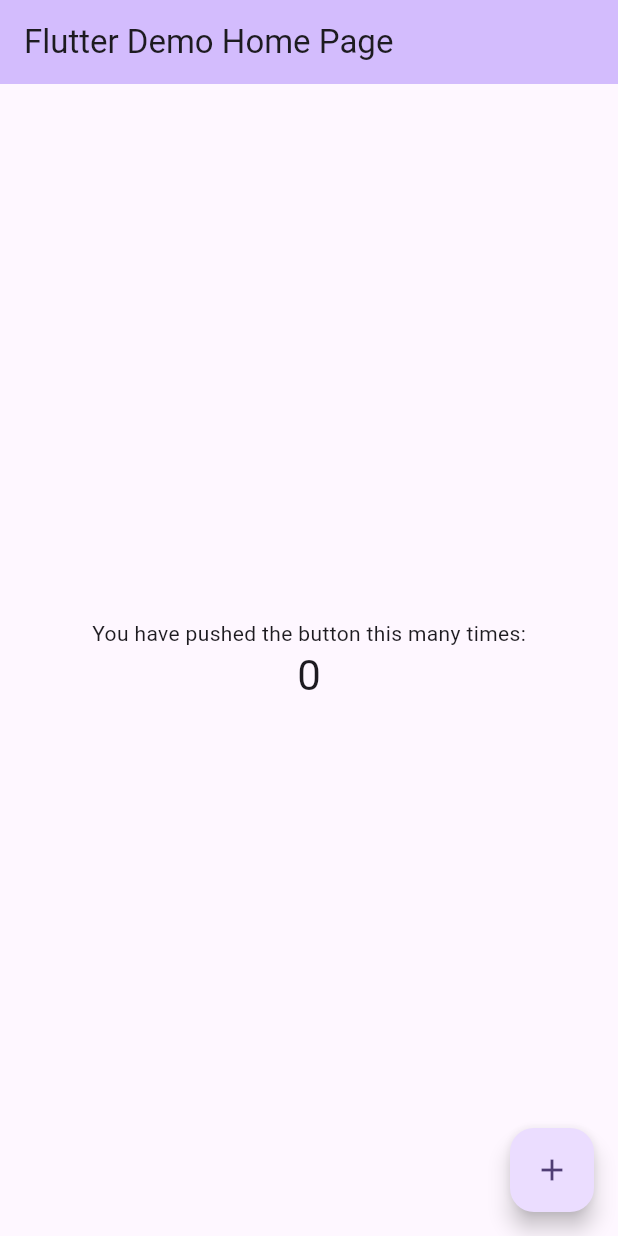
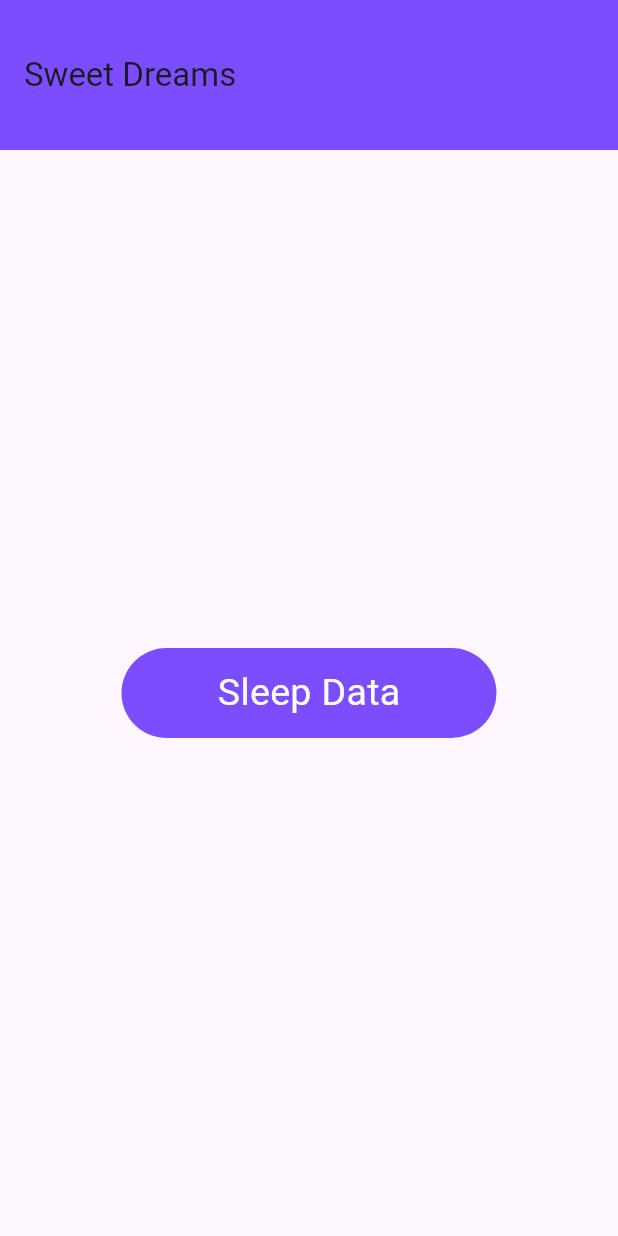
Before and after one commit to evanlee2212/sleep_tracker, a Flutter app: the screen it shows after launch, on a phone screen of 412 x 824 dp. Run offline on Flutter 3.47's test engine with Material 3 defaults, Android fonts, the phone set to English and light mode, and no system bars.

Commit message:
home page, sleep_data page, new_sleep_entry page
added basic home page, sleep_data page, and new_sleep_entry page

```diff
--- a/lib/Pages/main.dart
+++ b/lib/Pages/main.dart
@@ -1,4 +1,5 @@
 import 'package:flutter/material.dart';
+import 'package:sleep_app/Pages/sleep_data.dart';
 
 void main() {
   runApp(const MyApp());
@@ -11,25 +12,7 @@
   @override
   Widget build(BuildContext context) {
     return MaterialApp(
-      title: 'Flutter Demo',
-      theme: ThemeData(
-        // This is the theme of your application.
-        //
-        // TRY THIS: Try running your application with "flutter run". You'll see
-        // the application has a purple toolbar. Then, without quitting the app,
-        // try changing the seedColor in the colorScheme below to Colors.green
-        // and then invoke "hot reload" (save your changes or press the "hot
-        // reload" button in a Flutter-supported IDE, or press "r" if you used
-        // the command line to start the app).
-        //
-        // Notice that the counter didn't reset back to zero; the application
-        // state is not lost during the reload. To reset the state, use hot
-        // restart instead.
-        //
-        // This works for code too, not just values: Most code changes can be
-        // tested with just a hot reload.
-        colorScheme: ColorScheme.fromSeed(seedColor: Colors.deepPurple),
-      ),
+
       home: const MyHomePage(title: 'Flutter Demo Home Page'),
     );
   }
@@ -38,15 +21,6 @@
 class MyHomePage extends StatefulWidget {
   const MyHomePage({super.key, required this.title});
 
-  // This widget is the home page of your application. It is stateful, meaning
-  // that it has a State object (defined below) that contains fields that affect
-  // how it looks.
-
-  // This class is the configuration for the state. It holds the values (in this
-  // case the title) provided by the parent (in this case the App widget) and
-  // used by the build method of the State. Fields in a Widget subclass are
-  // always marked "final".
-
   final String title;
 
   @override
@@ -54,69 +28,37 @@
 }
 
 class _MyHomePageState extends State<MyHomePage> {
-  int _counter = 0;
-
-  void _incrementCounter() {
-    setState(() {
-      // This call to setState tells the Flutter framework that something has
-      // changed in this State, which causes it to rerun the build method below
-      // so that the display can reflect the updated values. If we changed
-      // _counter without calling setState(), then the build method would not be
-      // called again, and so nothing would appear to happen.
-      _counter++;
-    });
-  }
-
   @override
   Widget build(BuildContext context) {
-    // This method is rerun every time setState is called, for instance as done
-    // by the _incrementCounter method above.
-    //
-    // The Flutter framework has been optimized to make rerunning build methods
-    // fast, so that you can just rebuild anything that needs updating rather
-    // than having to individually change instances of widgets.
     return Scaffold(
       appBar: AppBar(
-        // TRY THIS: Try changing the color here to a specific color (to
-        // Colors.amber, perhaps?) and trigger a hot reload to see the AppBar
-        // change color while the other colors stay the same.
-        backgroundColor: Theme.of(context).colorScheme.inversePrimary,
-        // Here we take the value from the MyHomePage object that was created by
-        // the App.build method, and use it to set our appbar title.
-        title: Text(widget.title),
+        title: Text(
+            'Sweet Dreams'
+        ),
+        backgroundColor: Colors.deepPurpleAccent,
+        toolbarHeight: 100,
+
       ),
       body: Center(
-        // Center is a layout widget. It takes a single child and positions it
-        // in the middle of the parent.
-        child: Column(
-          // Column is also a layout widget. It takes a list of children and
-          // arranges them vertically. By default, it sizes itself to fit its
-          // children horizontally, and tries to be as tall as its parent.
-          //
-          // Column has various properties to control how it sizes itself and
-          // how it positions its children. Here we use mainAxisAlignment to
-          // center the children vertically; the main axis here is the vertical
-          // axis because Columns are vertical (the cross axis would be
-          // horizontal).
-          //
-          // TRY THIS: Invoke "debug painting" (choose the "Toggle Debug Paint"
-          // action in the IDE, or press "p" in the console), to see the
-          // wireframe for each widget.
-          mainAxisAlignment: MainAxisAlignment.center,
-          children: <Widget>[
-            const Text('You have pushed the button this many times:'),
-            Text(
-              '$_counter',
-              style: Theme.of(context).textTheme.headlineMedium,
+        child: InkWell(
+          onTap: (){
+            Navigator.push(context, MaterialPageRoute(builder: (context) => SleepData()));
+
+          },
+          child: Container(
+            height: 60,
+            width: 250,
+            decoration: BoxDecoration(
+              borderRadius: BorderRadius.circular(40),
+              color: Colors.deepPurpleAccent,
             ),
-          ],
+            child: Center(child: Text('Sleep Data', style: TextStyle(
+              fontSize: 25,
+              color: Colors.white,
+            ))),
+          ),
         ),
       ),
-      floatingActionButton: FloatingActionButton(
-        onPressed: _incrementCounter,
-        tooltip: 'Increment',
-        child: const Icon(Icons.add),
-      ), // This trailing comma makes auto-formatting nicer for build methods.
     );
   }
-}
+  }
```
Also changed, not shown: lib/Pages/new_sleep_entry.dart (added, +39 -0 lines), lib/Pages/sleep_data.dart (added, +49 -0 lines).
